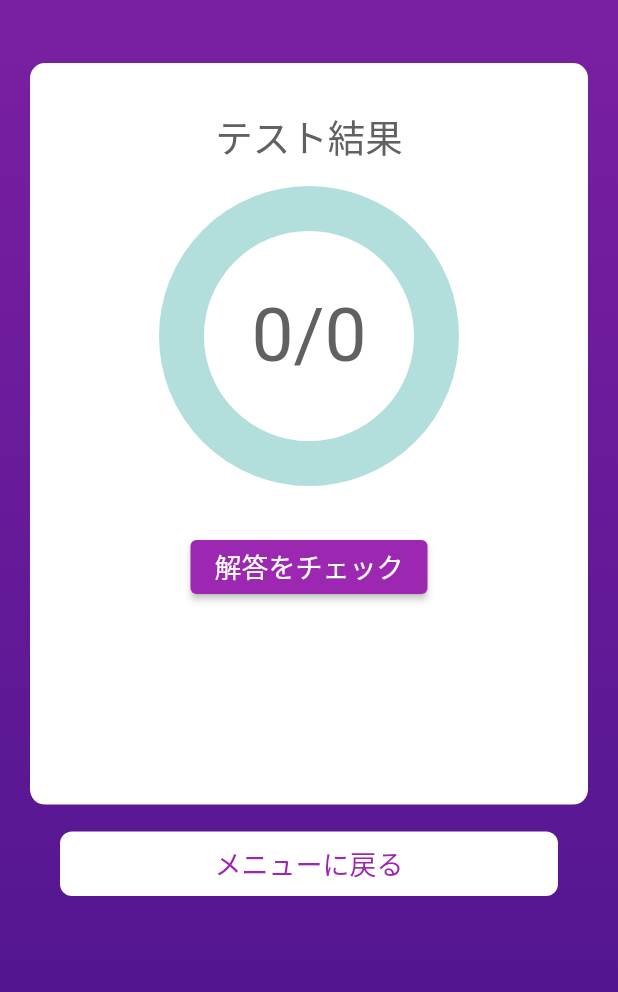
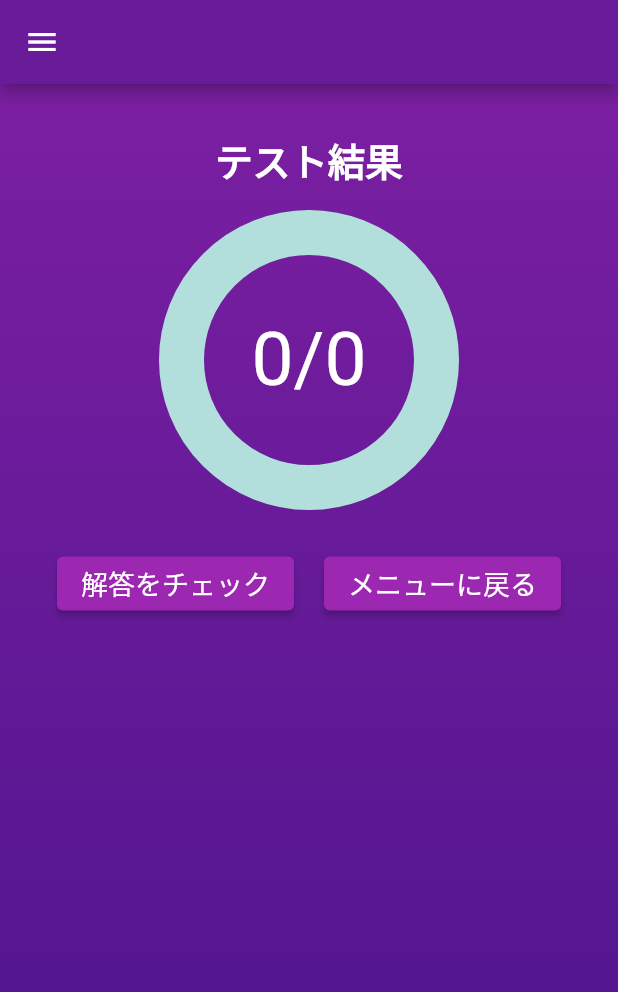
Before and after one commit to norifumi92/hotnewsquiz, a Flutter app: the ScorePage screen opened by its route, on a phone screen of 412 x 824 dp. Shown: the top 992 px of the screen. Run offline on Flutter 3.47's test engine with Material 2 defaults, Android fonts, the phone set to English and light mode, and no system bars; drawn by our look-alikes of percent_indicator; our stand-ins replace cloud_firestore, firebase_core, get, google_mobile_ads, introduction_screen, lottie and 1 more; accounts and stored records are empty; generated files the repository leaves out were written again.

Commit message:
add menu and adjust design

```diff
--- a/lib/components/go_back_to_menu.dart
+++ b/lib/components/go_back_to_menu.dart
@@ -9,7 +9,7 @@ class GoBackToMenuButton extends StatelessWidget {
 
   @override
   Widget build(BuildContext context) {
-    return TextButton(
+    return ElevatedButton(
       onPressed: () {
         // Delete the existing instance of QuizController
         Get.delete<QuizController>();
@@ -22,18 +22,9 @@ class GoBackToMenuButton extends StatelessWidget {
           (route) => false,
         );
       },
-      child: Container(
-        padding: EdgeInsets.all(8.0),
-        margin: EdgeInsets.symmetric(horizontal: 20.0),
-        decoration: BoxDecoration(
-          color: Colors.white,
-          borderRadius: BorderRadius.circular(8),
-        ),
-        child: Center(
-          child: NormalText(
-            "メニューに戻る",
-            color: Colors.purple,
-          ),
+      child: Center(
+        child: NormalText(
+          "メニューに戻る",
         ),
       ),
     );
--- a/lib/pages/score_page.dart
+++ b/lib/pages/score_page.dart
@@ -98,6 +98,14 @@ class _ScorePageState extends State<ScorePage> {
     final quizController = Get.find<QuizController>();
 
     return Scaffold(
+      appBar: AppBar(
+        automaticallyImplyLeading: false,
+        backgroundColor: Colors.purple.shade800,
+        leading: IconButton(
+          icon: Icon(Icons.menu),
+          onPressed: () {},
+        ),
+      ),
       body: Container(
         width: double.infinity,
         height: double.infinity,
@@ -111,21 +119,19 @@ class _ScorePageState extends State<ScorePage> {
         child: Align(
           child: Column(
             children: [
-            Container(
-              padding: const EdgeInsets.only(
-                  top: 10.0, bottom: 3.0, left: 8.0, right: 8.0),
-              margin: const EdgeInsets.only(top: 30, left: 8.0, right: 8.0),
-              height: screenHeight * 0.6,
-              decoration: BoxDecoration(
-                color: Colors.white,
-                borderRadius: BorderRadius.circular(10),
-              ),
-              child: Column(
-                children: [
+              // Container(
+              //   padding: const EdgeInsets.only(
+              //       top: 10.0, bottom: 3.0, left: 8.0, right: 8.0),
+              //   margin: const EdgeInsets.only(top: 30, left: 8.0, right: 8.0),
+              //   height: screenHeight * 0.6,
+              //   decoration: BoxDecoration(
+              //     color: Colors.white,
+              //     borderRadius: BorderRadius.circular(10),
+              //   ),
+              //   child: Column(
+              //     children: [
               const SizedBox(height: 20),
-                  Text("テスト結果",
-                      style:
-                          TextStyle(color: Colors.grey.shade700, fontSize: 25)),
+              const NormalText("テスト結果", size: 25, isBold: true),
               const SizedBox(height: 15),
               Center(
                 child: CircularPercentIndicator(
@@ -140,11 +146,14 @@ class _ScorePageState extends State<ScorePage> {
                   circularStrokeCap: CircularStrokeCap.round,
                   center: Text(
                       "${quizController.score}/${quizController.pickedQuestions.length}",
-                          style: TextStyle(
-                              fontSize: 50, color: Colors.grey.shade700)),
+                      style:
+                          const TextStyle(fontSize: 50, color: Colors.white)),
                 ),
               ),
-                  const SizedBox(height: 30),
+              const SizedBox(height: 25),
+              Center(
+                child:
+                    Row(mainAxisAlignment: MainAxisAlignment.center, children: [
                   ElevatedButton(
                     onPressed: () {
                       //Show a dialog to notice the user about the rewarded ad in advance
@@ -182,8 +191,9 @@ class _ScorePageState extends State<ScorePage> {
                                       Get.to(AnswerPage());
                                     }
                                   }),
+                              const SizedBox(width: 10),
                               ElevatedButton(
-                                child: Text('戻る'),
+                                child: const Text('戻る'),
                                 onPressed: () {
                                   Navigator.of(context)
                                       .pop(); // Close the dialog
@@ -195,15 +205,16 @@ class _ScorePageState extends State<ScorePage> {
                       );
                     },
                     child: const NormalText("解答をチェック"),
+                  ),
+                  const SizedBox(width: 20),
+                  const GoBackToMenuButton(),
+                ]),
               )
             ],
           ),
         ),
-            const SizedBox(height: 10),
-            const GoBackToMenuButton(),
-          ],
-        )),
       ),
     );
   }
+  // }
 }
```
Also changed, not shown: lib/pages/menu_page.dart (+99 -12 lines). Lines whose indentation alone changed are shown as unchanged.
